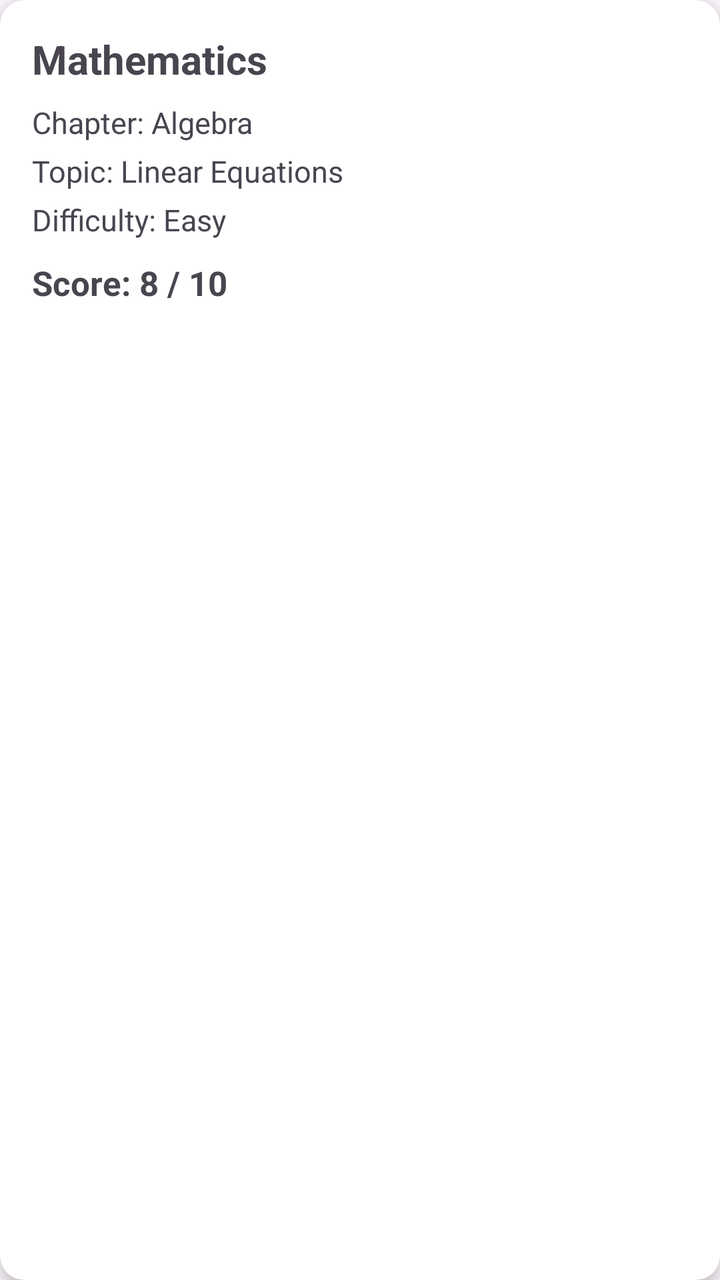
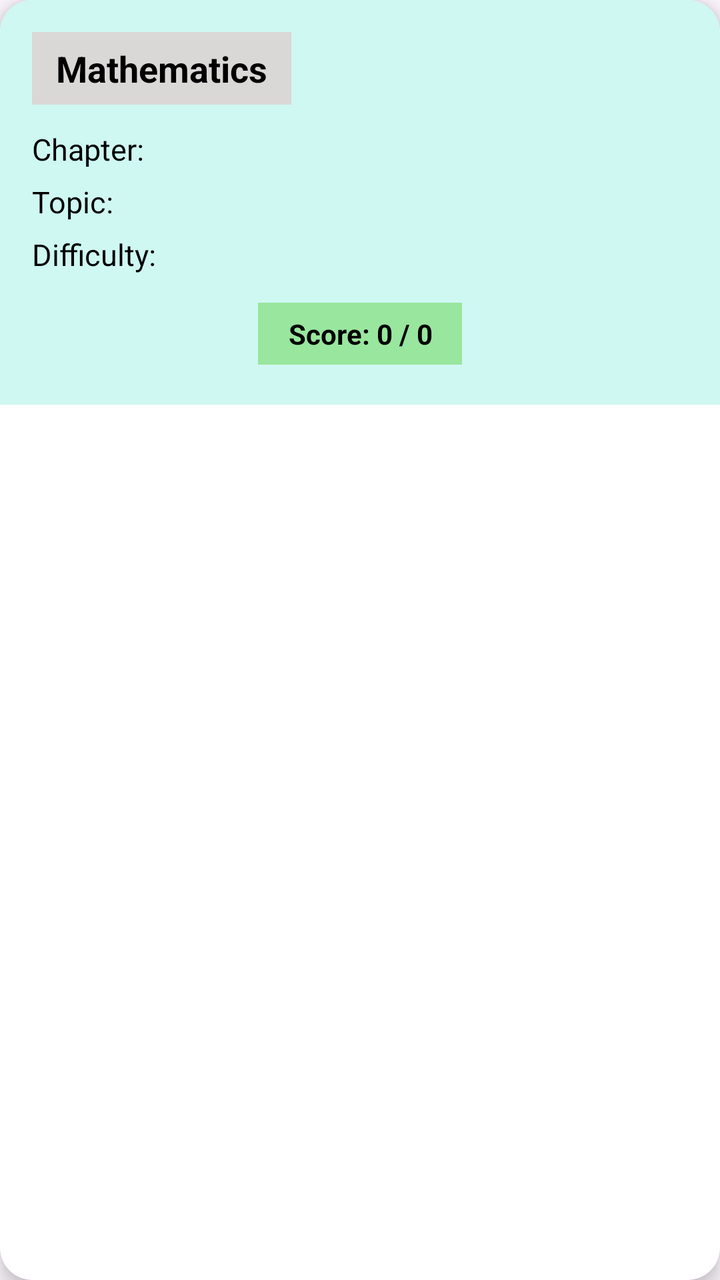

Screens rendered from an Android XML layout before and after an edit, with the pre-edit source and the edit as a unified diff.
<!-- AndroidManifest.xml: application theme Theme.EduQuiz -->
<!-- res/layout/item_my_quiz.xml -->
<?xml version="1.0" encoding="utf-8"?>
<androidx.cardview.widget.CardView
    xmlns:android="http://schemas.android.com/apk/res/android"
    xmlns:app="http://schemas.android.com/apk/res-auto"
    android:layout_width="match_parent"
    android:layout_height="wrap_content"
    android:layout_marginBottom="12dp"
    app:cardCornerRadius="12dp"
    app:cardElevation="4dp">

    <LinearLayout
        android:layout_width="match_parent"
        android:layout_height="wrap_content"
        android:orientation="vertical"
        android:padding="16dp">


        <TextView
            android:id="@+id/tvMyQuizSubject"
            android:layout_width="match_parent"
            android:layout_height="wrap_content"
            android:text="Mathematics"
            android:textSize="20sp"
            android:textStyle="bold" />


        <TextView
            android:id="@+id/tvMyQuizChapter"
            android:layout_width="match_parent"
            android:layout_height="wrap_content"
            android:layout_marginTop="8dp"
            android:text="Chapter: Algebra"
            android:textSize="15sp" />


        <TextView
            android:id="@+id/tvMyQuizTopic"
            android:layout_width="match_parent"
            android:layout_height="wrap_content"
            android:layout_marginTop="4dp"
            android:text="Topic: Linear Equations"
            android:textSize="15sp" />


        <TextView
            android:id="@+id/tvMyQuizDifficulty"
            android:layout_width="match_parent"
            android:layout_height="wrap_content"
            android:layout_marginTop="4dp"
            android:text="Difficulty: Easy"
            android:textSize="15sp" />


        <TextView
            android:id="@+id/tvMyQuizScore"
            android:layout_width="match_parent"
            android:layout_height="wrap_content"
            android:layout_marginTop="10dp"
            android:text="Score: 8 / 10"
            android:textSize="17sp"
            android:textStyle="bold" />

    </LinearLayout>

</androidx.cardview.widget.CardView>
<!-- resources referenced by this layout -->
<resources>
  <style name="Theme.EduQuiz" parent="Base.Theme.EduQuiz" />
  <style name="Base.Theme.EduQuiz" parent="Theme.Material3.DayNight.NoActionBar">
          
          
      </style>
</resources>

<!-- the commit's change to res/layout/item_my_quiz.xml (unified diff, before → after) -->
@@ -4,60 +4,80 @@
     xmlns:app="http://schemas.android.com/apk/res-auto"
     android:layout_width="match_parent"
     android:layout_height="wrap_content"
-    android:layout_marginBottom="12dp"
-    app:cardCornerRadius="12dp"
-    app:cardElevation="4dp">
+    android:layout_marginLeft="10dp"
+    android:layout_marginRight="10dp"
+    android:layout_marginTop="15dp"
+    app:cardCornerRadius="16dp"
+    app:cardElevation="6dp">
 
     <LinearLayout
         android:layout_width="match_parent"
         android:layout_height="wrap_content"
         android:orientation="vertical"
+        android:background="@color/faint_sky_blue"
         android:padding="16dp">
 
-
+        
         <TextView
             android:id="@+id/tvMyQuizSubject"
-            android:layout_width="match_parent"
+            android:layout_width="wrap_content"
             android:layout_height="wrap_content"
+            android:background="@color/gray2"
+            android:paddingLeft="12dp"
+            android:paddingRight="12dp"
+            android:paddingTop="6dp"
+            android:paddingBottom="6dp"
             android:text="Mathematics"
-            android:textSize="20sp"
+            android:textColor="@color/black"
+            android:textSize="18sp"
             android:textStyle="bold" />
 
-
+        
         <TextView
             android:id="@+id/tvMyQuizChapter"
             android:layout_width="match_parent"
             android:layout_height="wrap_content"
-            android:layout_marginTop="8dp"
-            android:text="Chapter: Algebra"
+            android:layout_marginTop="12dp"
+            android:text="Chapter: "
+            android:textColor="@color/black"
             android:textSize="15sp" />
 
-
+        
         <TextView
             android:id="@+id/tvMyQuizTopic"
             android:layout_width="match_parent"
             android:layout_height="wrap_content"
-            android:layout_marginTop="4dp"
-            android:text="Topic: Linear Equations"
+            android:layout_marginTop="6dp"
+            android:text="Topic: "
+            android:textColor="@color/black"
             android:textSize="15sp" />
 
-
+        
         <TextView
             android:id="@+id/tvMyQuizDifficulty"
             android:layout_width="match_parent"
             android:layout_height="wrap_content"
-            android:layout_marginTop="4dp"
-            android:text="Difficulty: Easy"
+            android:layout_marginTop="6dp"
+            android:text="Difficulty: "
+            android:textColor="@color/black"
             android:textSize="15sp" />
 
-
+        
         <TextView
             android:id="@+id/tvMyQuizScore"
-            android:layout_width="match_parent"
+            android:layout_width="wrap_content"
             android:layout_height="wrap_content"
-            android:layout_marginTop="10dp"
-            android:text="Score: 8 / 10"
-            android:textSize="17sp"
+            android:layout_gravity="center"
+            android:layout_marginTop="14dp"
+            android:layout_marginBottom="4dp"
+            android:background="@color/faintgreen"
+            android:paddingLeft="15dp"
+            android:paddingRight="15dp"
+            android:paddingTop="6dp"
+            android:paddingBottom="6dp"
+            android:text="Score: 0 / 0"
+            android:textAlignment="center"
+            android:textColor="@color/black"
             android:textStyle="bold" />
 
     </LinearLayout>
<!-- resource entries referenced after the edit -->
@@ -1,5 +1,9 @@
 <!-- resources referenced by this layout -->
 <resources>
+  <color name="black">#FF000000</color>
+  <color name="faint_sky_blue">#CFF8F2</color>
+  <color name="faintgreen">#99E69E</color>
+  <color name="gray2">#DAD7D7</color>
   <style name="Theme.EduQuiz" parent="Base.Theme.EduQuiz" />
   <style name="Base.Theme.EduQuiz" parent="Theme.Material3.DayNight.NoActionBar">
           
